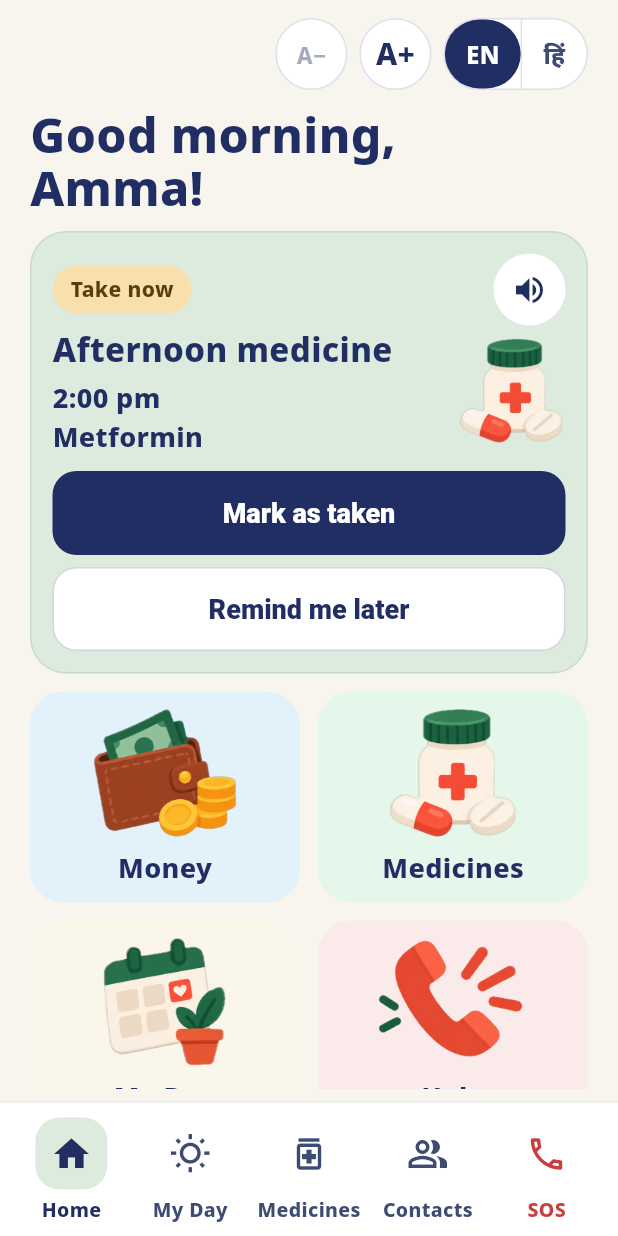
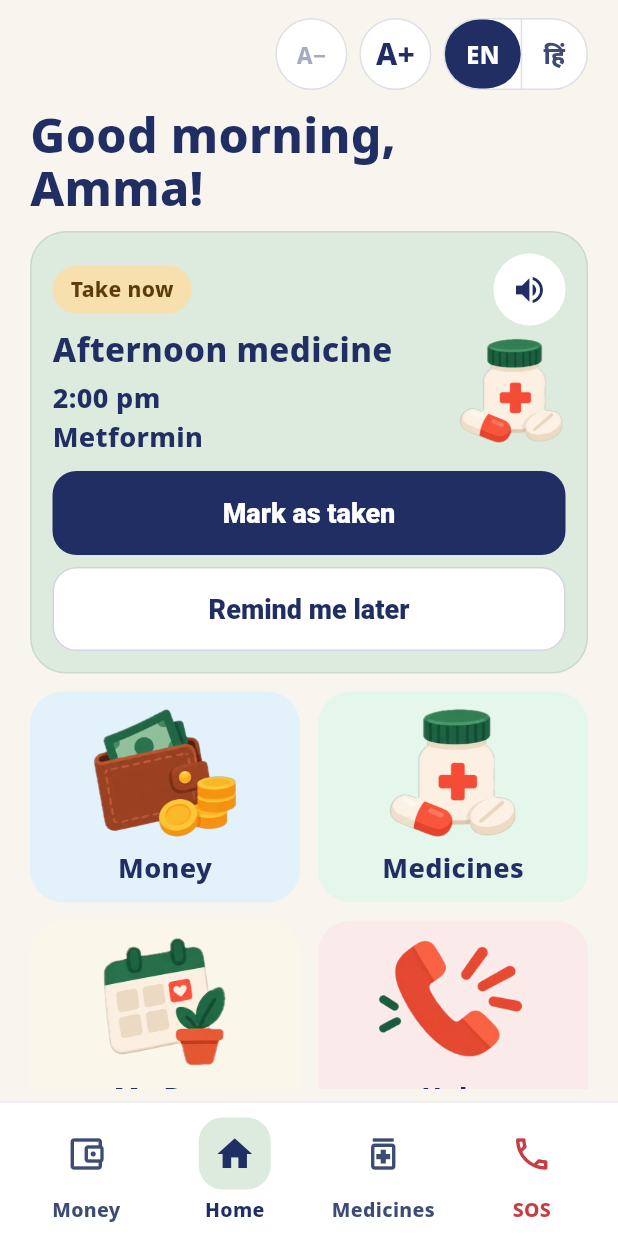
Before and after one commit to Akshatajais/sahaay, a Flutter app: the screen it shows after launch, on a phone screen of 412 x 824 dp. Run offline on Flutter 3.47's test engine with Material 3 defaults, Android fonts, the phone set to English and light mode, and no system bars; our stand-ins replace flutter_tts, qr_flutter, shared_preferences.

Commit message:
4 iconnavbar

```diff
--- a/lib/main.dart
+++ b/lib/main.dart
@@ -100,6 +100,13 @@ class Shell extends StatelessWidget {
                     child: Row(
                       children: [
                         _Tab(
+                          label: store.t(Copy.money),
+                          selected: route == 'money' || route == 'send' || route == 'receive' || route == 'payment',
+                          icon: Icons.account_balance_wallet_outlined,
+                          selectedIcon: Icons.account_balance_wallet,
+                          onTap: () => nav.go('money'),
+                        ),
+                        _Tab(
                           label: store.t(Copy.home),
                           selected: route == 'home',
                           icon: Icons.home_outlined,
@@ -107,25 +114,11 @@ class Shell extends StatelessWidget {
                           onTap: () => nav.go('home'),
                         ),
                         _Tab(
-                          label: store.t(Copy.myDay),
-                          selected: route == 'day' || route == 'moment',
-                          icon: Icons.wb_sunny_outlined,
-                          selectedIcon: Icons.wb_sunny,
-                          onTap: () => nav.go('day'),
-                        ),
-                        _Tab(
                           label: store.t(Copy.medicines),
                           selected: route == 'medicines' || route == 'medicine' || route == 'medicine-done',
                           icon: Icons.medication_outlined,
                           selectedIcon: Icons.medication,
                           onTap: () => nav.go('medicines'),
-                        ),
-                        _Tab(
-                          label: store.t(Copy.contacts),
-                          selected: route == 'family' || route == 'chat',
-                          icon: Icons.people_alt_outlined,
-                          selectedIcon: Icons.people_alt,
-                          onTap: () => nav.go('family'),
                         ),
                         _Tab(
                           label: 'SOS',
```
